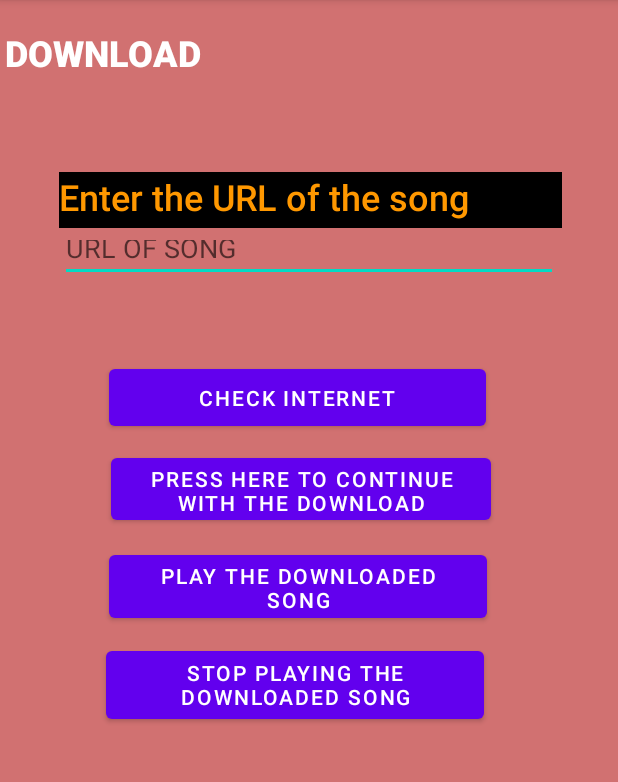
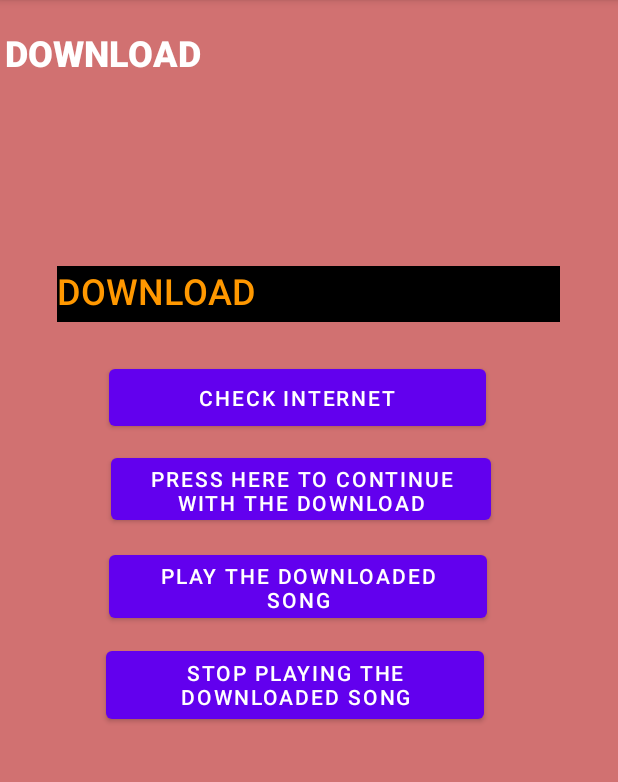
Before and after one commit to Mobile-Computing-Winter-2021/Android-projects, an Android app: the DownloadActivity screen opened directly, with no data from a screen before it, after a tap on "PRESS HERE TO CONTINUE WITH THE DOWNLOAD", on a phone screen of 412 x 824 dp, the part 84-866 px from its top. Run offline under Robolectric (Android 15) with nearby library versions, the phone set to English and light mode, and no system bars.

Commit message:
second commit

```diff
--- a/app/src/main/java/com/example/helloworld/DownloadActivity.java
+++ b/app/src/main/java/com/example/helloworld/DownloadActivity.java
@@ -46,9 +46,9 @@ public class DownloadActivity extends AppCompatActivity {
         Download = (Button) findViewById(R.id.download);
         play = (Button) findViewById(R.id.playd);
         Check = (Button) findViewById(R.id.check);
-        address = (EditText) findViewById(R.id.edit1);
+       // address = (EditText) findViewById(R.id.edit1);
         Stop = (Button) findViewById(R.id.down);
-        String url1 = address.getText().toString();
+       // String url1 = address.getText().toString();
         play.setOnClickListener(new View.OnClickListener() {
             @RequiresApi(api = Build.VERSION_CODES.O)
             @Override
@@ -58,35 +58,34 @@ public class DownloadActivity extends AppCompatActivity {
                 startForegroundService(play1);
             }
         });
-       // Stop.setOnClickListener(new View.OnClickListener() {
-                                   // public void onClick(View v)
-                                  //  {
-                                     //   Intent stop1=new Intent(getApplicationContext(),MyService.class);
-                                    //    stopService(stop1);
-                                    //}
+        Stop.setOnClickListener(new View.OnClickListener() {
+                                   public void onClick(View v)
+                                    {
+                                       Intent stop1=new Intent(getApplicationContext(),MyService.class);
+                                        stopService(stop1);
+                                    }
 
 
-                               // });
+                               });
         Download.setOnClickListener(new View.OnClickListener() {
             @Override
             public void onClick(View v) {
 
-                ConnectivityManager connMgr = (ConnectivityManager)
+                ConnectivityManager conn = (ConnectivityManager)
                         getSystemService(Context.CONNECTIVITY_SERVICE);
-                NetworkInfo networkInfo =
-                        connMgr.getActiveNetworkInfo();
-                if (networkInfo != null
-                        && networkInfo.isConnected()) {
+                NetworkInfo network =
+                        conn.getActiveNetworkInfo();
+                if (network != null
+                        && network.isConnected()) {
 
 
                     DownloadSync task = new DownloadSync();
 
 
 
-
                            task.execute("https://faculty.iiitd.ac.in/~mukulika/s1.mp3");
 
-                  //  Log.i("Contents of URL", result);
+
                 }
             }
         });
@@ -109,9 +108,9 @@ public class DownloadActivity extends AppCompatActivity {
     public boolean isActive() {
         boolean connected = false;
         try {
-            ConnectivityManager cm = (ConnectivityManager) getApplicationContext().getSystemService(Context.CONNECTIVITY_SERVICE);
-            NetworkInfo Info = cm.getActiveNetworkInfo();
-            connected = Info != null && Info.isAvailable() && Info.isConnected();
+            ConnectivityManager conn = (ConnectivityManager) getApplicationContext().getSystemService(Context.CONNECTIVITY_SERVICE);
+            NetworkInfo network = conn.getActiveNetworkInfo();
+            connected = network != null && network.isAvailable() && network.isConnected();
             return connected;
         } catch (Exception e) {
             Log.e("Connectivity Exception", e.getMessage());
@@ -122,12 +121,17 @@ public class DownloadActivity extends AppCompatActivity {
     protected class DownloadSync extends AsyncTask<String, Void, String> {
 
         @Override
-        protected String doInBackground(String... musicURL) {
-            int count;
+        protected String doInBackground(String... URL) {
+            int length;
             System.out.println("on doinback");
+            ConnectivityManager connMgr = (ConnectivityManager)
+                    getSystemService(Context.CONNECTIVITY_SERVICE);
+            NetworkInfo networkInfo = connMgr.getActiveNetworkInfo();
+            if (networkInfo != null && networkInfo.isConnected()) {
                 try {
-                URL url = new URL(musicURL[0]);
-                HttpURLConnection connection = (HttpURLConnection)url.openConnection();
+
+                    URL url = new URL(URL[0]);
+                    HttpURLConnection connection = (HttpURLConnection) url.openConnection();
                     connection.setRequestMethod("GET");
                     connection.setDoOutput(true);
                     connection.connect();
@@ -135,11 +139,11 @@ public class DownloadActivity extends AppCompatActivity {
                     InputStream input = connection.getInputStream();
                     // File file = new File(Environment.getExternalStoragePublicDirectory(Environment.DIRECTORY_MUSIC), "filename.mp3");
                     // OutputStream output = new FileOutputStream();
-                FileOutputStream output=openFileOutput("s2.mp3",Context.MODE_PRIVATE);
+                    FileOutputStream output = openFileOutput("s2.mp3", Context.MODE_PRIVATE);
                     byte[] data = new byte[1024];
 
-                while ((count = input.read(data)) != -1) {
-                    output.write(data, 0, count);
+                    while ((length = input.read(data)) != -1) {
+                        output.write(data, 0, length);
                     }
 
                     output.flush();
@@ -148,6 +152,7 @@ public class DownloadActivity extends AppCompatActivity {
 
                 } catch (Exception e) {
                     Log.e("Error: ", e.getMessage());
+                }
             }
 
             return null;
--- a/app/src/main/res/layout/activity_download.xml
+++ b/app/src/main/res/layout/activity_download.xml
@@ -24,12 +24,12 @@
         android:id="@+id/textView2"
         android:layout_width="335dp"
         android:layout_height="37dp"
-        android:layout_marginStart="39dp"
-        android:layout_marginTop="96dp"
-        android:layout_marginBottom="598dp"
+        android:layout_marginStart="38dp"
+        android:layout_marginTop="159dp"
+        android:layout_marginBottom="535dp"
         android:background="@color/black"
         android:fontFamily="sans-serif-medium"
-        android:text="Enter the URL of the song"
+        android:text="DOWNLOAD"
         android:textAppearance="@style/TextAppearance.AppCompat.Body2"
         android:textColor="#FF9800"
         android:textSize="24sp"
@@ -49,18 +49,6 @@
         android:textSize="24sp"
         android:textStyle="bold"
         app:layout_constraintBottom_toBottomOf="parent"
-        app:layout_constraintStart_toStartOf="parent"
-        app:layout_constraintTop_toTopOf="parent" />
-
-    <EditText
-        android:id="@+id/edit1"
-        android:layout_width="332dp"
-        android:layout_height="38dp"
-        android:layout_marginStart="40dp"
-        android:layout_marginTop="150dp"
-        android:ems="10"
-        android:hint="URL OF SONG"
-        android:inputType="textPersonName"
         app:layout_constraintStart_toStartOf="parent"
         app:layout_constraintTop_toTopOf="parent" />
 
```
Lines whose indentation alone changed are shown as unchanged.
